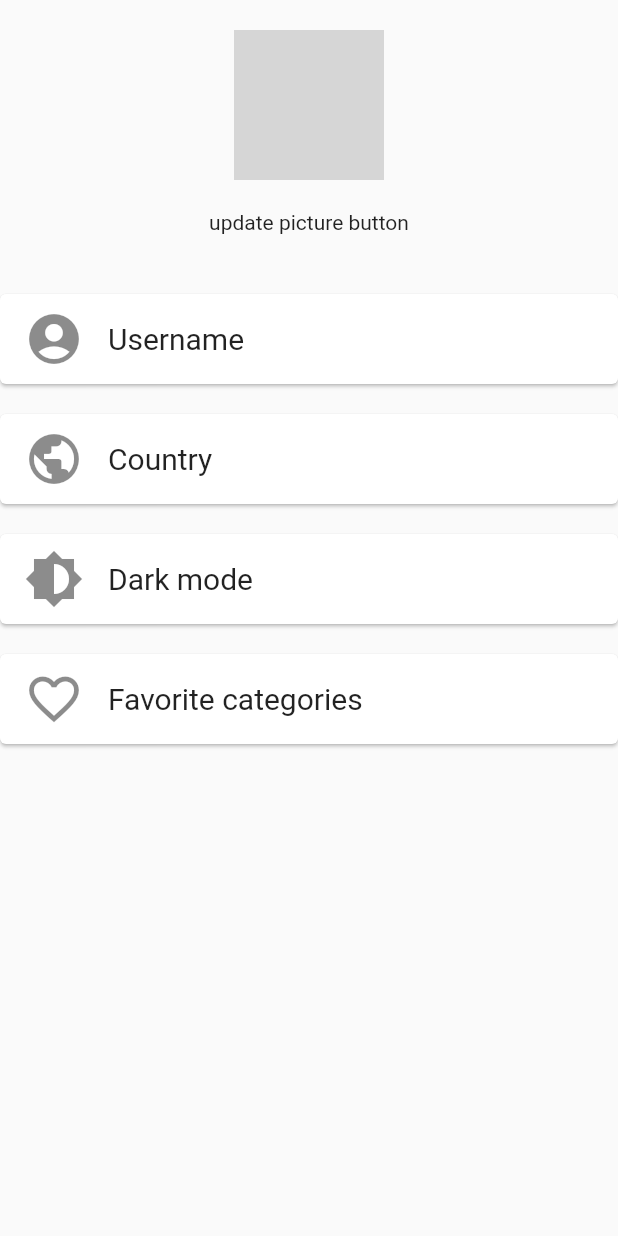
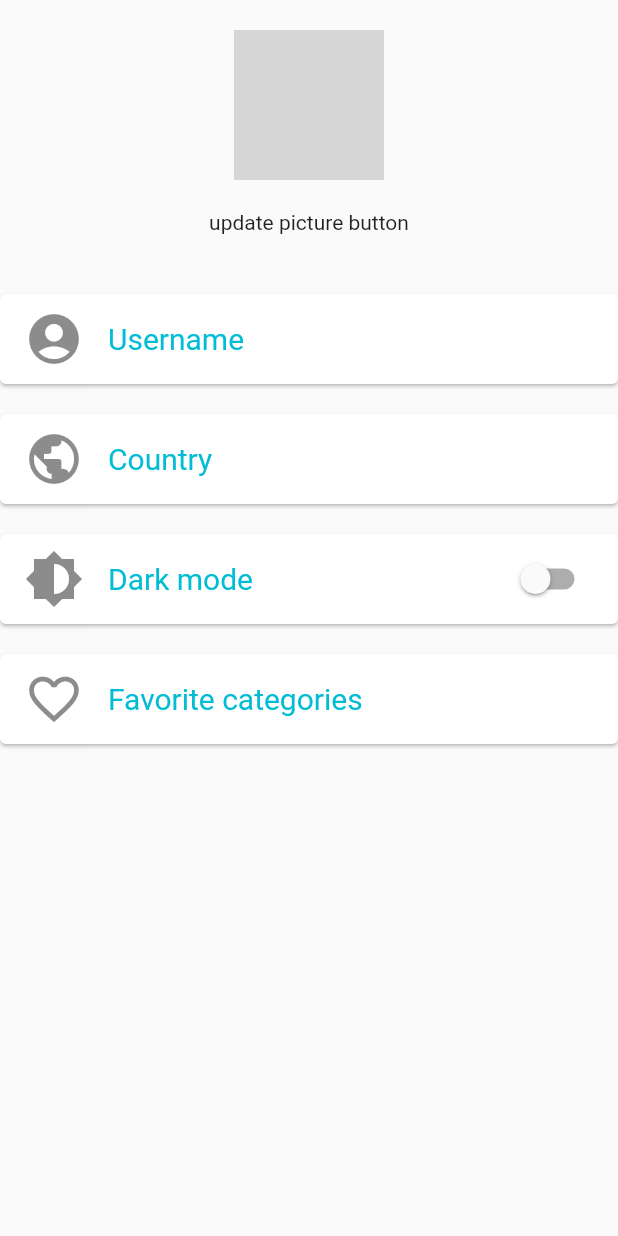
Before and after one commit to JohanLN/flutter_news_app, a Flutter app: the Profile screen opened directly, on a phone screen of 412 x 824 dp. Run offline on Flutter 3.47's test engine with Material 2 defaults, Android fonts, the phone set to English and light mode, and no system bars; our stand-ins replace jiffy, shared_preferences; accounts and stored records are empty; network calls fail; grey boxes are pictures that could not be loaded.

Commit message:
Setting up the darkk mode with shared preferencies

```diff
--- a/news_app_mvc/lib/custom_widgets/article_card.dart
+++ b/news_app_mvc/lib/custom_widgets/article_card.dart
@@ -39,7 +39,6 @@ class _ArticleCardState extends State<ArticleCard> {
         child: Padding(
           padding: const EdgeInsets.all(15.0),
           child: Card(
-            color: Colors.white70,
             shape: RoundedRectangleBorder(
                 borderRadius: BorderRadius.circular(5.0)
             ),
@@ -62,7 +61,7 @@ class _ArticleCardState extends State<ArticleCard> {
                           ClipRRect(borderRadius: BorderRadius.circular(8.0), child: Image(image: NetworkImage(widget.articles.urlToImage), height: 200)),
                           Padding(
                             padding: const EdgeInsets.all(10.0),
-                            child: Text("${widget.articles.title}", textAlign: TextAlign.left,style: TextStyle(fontSize: 13),),
+                            child: Text("${widget.articles.title}", textAlign: TextAlign.left,style: TextStyle(fontSize: 13)),
                           )
                         ],
                       ),
--- a/news_app_mvc/lib/custom_widgets/profile_card.dart
+++ /dev/null
@@ -1,39 +0,0 @@
-import 'package:flutter/material.dart';
-
-class ProfileCard extends StatefulWidget {
-
-  final String cardTitle;
-  final IconData cardIcon;
-
-  ProfileCard({Key key, this.cardTitle, this.cardIcon}) : super(key: key);
-
-  @override
-  _ProfileCardSTate createState() => _ProfileCardSTate();
-
-}
-
-class _ProfileCardSTate extends State<ProfileCard> {
-
-  @override
-  void initState() {
-    super.initState();
-  }
-
-  @override
-  Widget build(BuildContext context) {
-    return Card(
-      margin: const EdgeInsets.only(top: 20.0),
-      color: Colors.white,
-      child: Container(
-        width: MediaQuery.of(context).size.width,
-        height: 60,
-        child: Center(
-          child: ListTile(
-            leading: Icon(widget.cardIcon, size: 40,),
-            title: Text("${widget.cardTitle}", style: TextStyle(fontSize: 20)),
-          ),
-        ),
-      ),
-    );
-  }
-}
--- /dev/null
+++ b/news_app_mvc/lib/custom_widgets/theme_switch.dart
@@ -0,0 +1,39 @@
+import 'package:flutter/material.dart';
+import 'package:news_app_mvc/models/shared_preferencies_config.dart';
+import 'package:provider/provider.dart';
+import 'package:shared_preferences/shared_preferences.dart';
+
+import '../main.dart';
+
+class ThemeSwitch extends StatefulWidget {
+  @override
+  _ThemeSwitchState createState() => _ThemeSwitchState();
+}
+
+class _ThemeSwitchState extends State<ThemeSwitch> {
+  var _darkTheme = true;
+
+  void onThemeChanged(bool value, ThemeNotifier themeNotifier) async {
+    (value)
+        ? themeNotifier.setTheme(darkTheme)
+        : themeNotifier.setTheme(lightTheme);
+    SharedPreferences prefs = await SharedPreferences.getInstance();
+    prefs.setBool(SharedPreferencesTheme.isDarkTheme, value);
+  }
+
+  @override
+  Widget build(BuildContext context) {
+    final themeNotifier = Provider.of<ThemeNotifier>(context);
+    _darkTheme = (themeNotifier.getTheme() == darkTheme);
+    return Switch(
+      activeColor: Theme.of(context).accentColor,
+      onChanged: (value) {
+        setState(() {
+          _darkTheme = value;
+        });
+        onThemeChanged(value, themeNotifier);
+      },
+      value: _darkTheme,
+    );
+  }
+}
--- a/news_app_mvc/lib/main.dart
+++ b/news_app_mvc/lib/main.dart
@@ -1,29 +1,30 @@
 import 'package:flutter/material.dart';
+import 'package:news_app_mvc/models/shared_preferencies_config.dart';
 import 'package:news_app_mvc/views/master_page.dart';
 import 'package:provider/provider.dart';
+import 'package:shared_preferences/shared_preferences.dart';
 
 // Création de 2 themes light & dark
 
 final darkTheme = ThemeData(
-  primarySwatch: Colors.grey,
   primaryColor: Colors.black,
+  /*textTheme: TextTheme(
+    headline1: TextStyle(fontSize: 15, fontWeight: FontWeight.bold)
+  )*/
   brightness: Brightness.dark,
-  backgroundColor: const Color(0xFF212121),
-  appBarTheme: AppBarTheme(brightness: Brightness.dark, color: Colors.orange),
-  accentColor: Colors.orange,
-  accentIconTheme: IconThemeData(color: Colors.black),
-  dividerColor: Colors.black12
+  backgroundColor: Colors.black,
+  accentColor: Colors.blueGrey,
+
 );
 
 final lightTheme = ThemeData(
-    primarySwatch: Colors.grey,
-    primaryColor: Colors.white,
-    brightness: Brightness.light,
-    backgroundColor: const Color(0xFFE5E5E5),
-    appBarTheme: AppBarTheme(brightness: Brightness.light, color: Colors.white),
-    accentColor: Colors.cyan,
-    accentIconTheme: IconThemeData(color: Colors.grey),
-    dividerColor: Colors.white54
+  primaryColor: Colors.white,
+  /*textTheme: TextTheme(
+      headline1: TextStyle(fontSize: 15, fontWeight: FontWeight.bold)
+  )*/
+  brightness: Brightness.light,
+  backgroundColor: const Color(0xFFE5E5E5),
+  accentColor: Colors.cyan,
 );
 
 // Classe ThemeNotifier pour notifer l'app d'un changement de theme
@@ -45,12 +46,22 @@ class ThemeNotifier with ChangeNotifier {
 
 // Main fonction de l'application
 
-void main() {
+void main() async {
 
   WidgetsFlutterBinding.ensureInitialized();
+  SharedPreferences prefs = await SharedPreferences.getInstance();
+
+  var isDarkTheme = prefs.getBool((SharedPreferencesTheme.isDarkTheme));
+  ThemeData theme;
+
+  if(isDarkTheme != null) {
+    theme = isDarkTheme ? darkTheme : lightTheme;
+  } else {
+    theme = lightTheme;
+  }
 
   runApp(ChangeNotifierProvider<ThemeNotifier>(
-      create: (_) => ThemeNotifier(lightTheme),
+      create: (_) => ThemeNotifier(theme),
       child: NewsAppMvc(),
     )
   );
@@ -62,12 +73,12 @@ class NewsAppMvc extends StatelessWidget {
 
   @override
   Widget build(BuildContext context) {
-    //final themeNotifier = Provider.of<ThemeNotifier>(context);
+    final themeNotifier = Provider.of<ThemeNotifier>(context);
     return MaterialApp(
       debugShowCheckedModeBanner: false,
       title: "News App MVC",
       // Selecteur de theme
-      theme: lightTheme,
+      theme:themeNotifier.getTheme() ,
       // Ouvre initialement la MasterPage qui gere le header le bottomBar et son contenu
       routes: <String, WidgetBuilder>{
         '/': (BuildContext context) {
--- /dev/null
+++ b/news_app_mvc/lib/models/shared_preferencies_config.dart
@@ -0,0 +1,5 @@
+abstract class SharedPreferencesTheme {
+
+  static const String isDarkTheme = "isDarkTheme";
+
+}
--- a/news_app_mvc/lib/views/master_page.dart
+++ b/news_app_mvc/lib/views/master_page.dart
@@ -113,7 +113,7 @@ class _MasterPageState extends State<MasterPage> {
           ),
         ],
         currentIndex: _index,
-        selectedItemColor: Colors.cyan,
+        selectedItemColor: Theme.of(context).accentColor,
         onTap: onPressItem,
       ),
     );
--- a/news_app_mvc/lib/views/page_details.dart
+++ b/news_app_mvc/lib/views/page_details.dart
@@ -60,7 +60,7 @@ class _PageDetailsState extends State<PageDetails> {
         toolbarHeight: 100,
           title: Text(
             widget.articles.title,
-            style: TextStyle(fontSize: 15, color: Theme.of(context).accentColor),
+            style: TextStyle(fontSize: 15),
             overflow: TextOverflow.ellipsis,
             maxLines: 3,
         )
@@ -85,7 +85,7 @@ class _PageDetailsState extends State<PageDetails> {
           ),
           Padding(
             padding: const EdgeInsets.only(left: 20.0, right: 20.0, top: 30.0),
-            child: Text(widget.articles.content, style: TextStyle(fontSize: 18)),
+            child: Text(widget.articles.content)
           ),
           Padding(
             padding: const EdgeInsets.only(left: 20.0, right: 20.0, top: 5.0),
--- a/news_app_mvc/lib/views/profile.dart
+++ b/news_app_mvc/lib/views/profile.dart
@@ -1,5 +1,5 @@
 import 'package:flutter/material.dart';
-import 'package:news_app_mvc/custom_widgets/profile_card.dart';
+import 'package:news_app_mvc/custom_widgets/theme_switch.dart';
 import 'package:news_app_mvc/views/select_fav_categories.dart';
 
 class Profile extends StatefulWidget {
@@ -10,6 +10,13 @@ class Profile extends StatefulWidget {
 }
 
 class _ProfileState extends State<Profile> {
+
+  bool _isSwitched = false;
+
+  @override
+  void initState() {
+    super.initState();
+  }
 
   @override
   Widget build(BuildContext context) {
@@ -34,29 +41,61 @@ class _ProfileState extends State<Profile> {
                     child: Text("update picture button")
                 ),
               ),
-              InkWell(
-                onTap: () {
-                  print("Username");
-                },
-                child: ProfileCard(cardTitle: "Username", cardIcon: Icons.account_circle_rounded,)
+              Card(
+                margin: const EdgeInsets.only(top: 20.0),
+                child: Container(
+                  width: MediaQuery.of(context).size.width,
+                  height: 60,
+                  child: Center(
+                    child: ListTile(
+                      leading: Icon(Icons.account_circle, size: 40,),
+                      title: Text("Username", style: TextStyle(fontSize: 20, color: Theme.of(context).accentColor)),
+                    ),
+                  ),
+                ),
               ),
-              InkWell(
-                onTap: () {
-                  print("Country");
-                },
-                child: ProfileCard(cardTitle: "Country", cardIcon: Icons.public,)
+              Card(
+                margin: const EdgeInsets.only(top: 20.0),
+                child: Container(
+                  width: MediaQuery.of(context).size.width,
+                  height: 60,
+                  child: Center(
+                    child: ListTile(
+                      leading: Icon(Icons.public, size: 40,),
+                      title: Text("Country", style: TextStyle(fontSize: 20, color: Theme.of(context).accentColor)),
+                    ),
+                  ),
+                ),
               ),
-              InkWell(
-                onTap: () {
-                  print("Dark mode");
-                },
-                child: ProfileCard(cardTitle: "Dark mode", cardIcon: Icons.brightness_6)
+              Card(
+                margin: const EdgeInsets.only(top: 20.0),
+                child: Container(
+                  width: MediaQuery.of(context).size.width,
+                  height: 60,
+                  child: Center(
+                    child: ListTile(
+                      leading: Icon(Icons.brightness_6, size: 40,),
+                      title: Text("Dark mode", style: TextStyle(fontSize: 20, color: Theme.of(context).accentColor)),
+                      trailing: ThemeSwitch()
+                    ),
+                  ),
+                ),
               ),
-              InkWell(
-                onTap: () {
-                  Navigator.push(context, MaterialPageRoute(builder: (context) => SelectFavCategories()));
-                },
-                child: ProfileCard(cardTitle: "Favorite categories", cardIcon: Icons.favorite_border,)
+              Card(
+                margin: const EdgeInsets.only(top: 20.0),
+                child: Container(
+                  width: MediaQuery.of(context).size.width,
+                  height: 60,
+                  child: Center(
+                    child: ListTile(
+                      leading: Icon(Icons.favorite_border, size: 40),
+                      title: Text("Favorite categories", style: TextStyle(fontSize: 20, color: Theme.of(context).accentColor)),
+                      onTap: () {
+                        Navigator.push(context, MaterialPageRoute(builder: (context) => SelectFavCategories()));
+                      },
+                    ),
+                  ),
+                ),
               ),
             ],
           ),
--- a/news_app_mvc/lib/views/select_fav_categories.dart
+++ b/news_app_mvc/lib/views/select_fav_categories.dart
@@ -16,8 +16,10 @@ class _SelectFavCategoriesState extends State<SelectFavCategories> {
 
   @override
   Widget build(BuildContext context) {
-    return Center(
-      child: Text("coucou"),
+    return Scaffold(
+      body: Center(
+        child: Text("coucou"),
+      ),
     );
   }
 }
```
